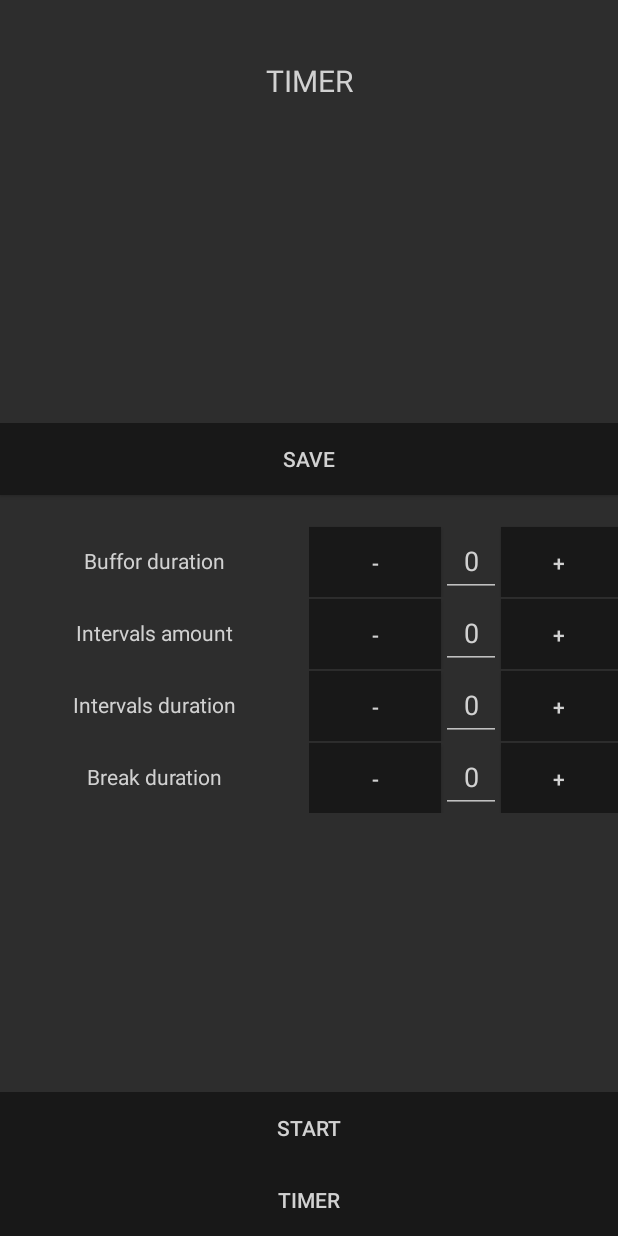
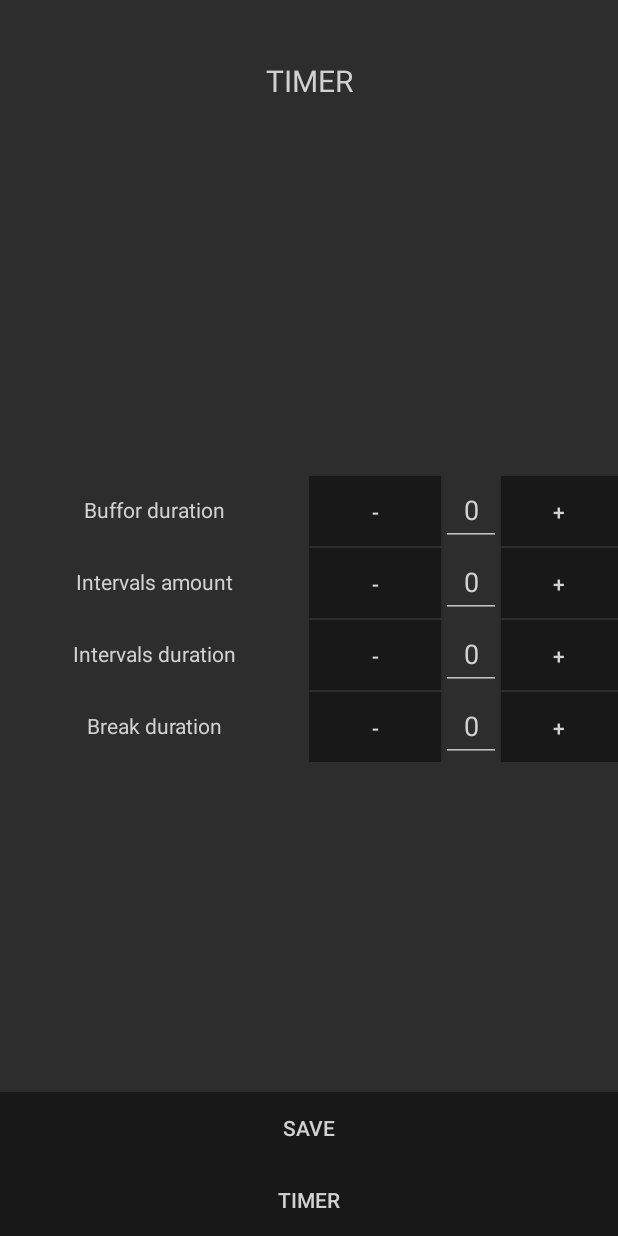
Before and after one commit to tpokora/boxingintervals, an Android app: the screen it shows after launch (MainActivity), after a tap on "SETTINGS", on a phone screen of 412 x 824 dp. Run offline under Robolectric (Android 15) with nearby library versions, the phone set to English and light mode, and no system bars.

Commit message:
Remove Save button and move saving functionality to timer button

```diff
--- a/app/src/main/java/projects/tpokora/com/boxingintervals/MainActivity.java
+++ b/app/src/main/java/projects/tpokora/com/boxingintervals/MainActivity.java
@@ -3,11 +3,7 @@ package projects.tpokora.com.boxingintervals;
 import android.support.v4.app.FragmentTransaction;
 import android.support.v7.app.AppCompatActivity;
 import android.os.Bundle;
-import android.view.View;
-import android.widget.Button;
 
-import projects.tpokora.com.boxingintervals.fragments.AbstractFragment;
-import projects.tpokora.com.boxingintervals.fragments.SettingsFragment;
 import projects.tpokora.com.boxingintervals.fragments.TimerFragment;
 
 public class MainActivity extends AppCompatActivity {
@@ -16,17 +12,10 @@ public class MainActivity extends AppCompatActivity {
 
     private TimerFragment timerFragment;
 
-    private Button startButton;
-    private Button settingsButton;
-
-    private int state;
-
     @Override
     protected void onCreate(Bundle savedInstanceState) {
         super.onCreate(savedInstanceState);
         setContentView(R.layout.activity_main);
-
-        initUIElements();
 
         if (findViewById(R.id.fragment_container) != null) {
             if (savedInstanceState != null) {
@@ -37,44 +26,9 @@ public class MainActivity extends AppCompatActivity {
         }
     }
 
-    private void initUIElements() {
-        startButton = (Button) findViewById(R.id.start_button);
-        startButton.setOnClickListener(new View.OnClickListener() {
-            @Override
-            public void onClick(View view) {
-                startTimer();
-            }
-        });
-
-        settingsButton = (Button) findViewById(R.id.settings_button);
-        settingsButton.setOnClickListener(new View.OnClickListener() {
-            @Override
-            public void onClick(View view) {
-                fragmentTransaction = getSupportFragmentManager().beginTransaction();
-
-                if (settingsButton.getText().equals(getResources().getString(R.string.settings_button_string))) {
-                    changeFragment(new SettingsFragment());
-                } else {
-                    changeFragment(new TimerFragment());
-                    settingsButton.setText(getResources().getString(R.string.settings_button_string));
-                }
-            }
-        });
-    }
-
     private void setupFragment() {
         fragmentTransaction = getSupportFragmentManager().beginTransaction();
         timerFragment = new TimerFragment();
-        state = 0;
         fragmentTransaction.add(R.id.fragment_container, timerFragment).commit();
     }
-
-    private void startTimer() {
-
-    }
-
-    private void changeFragment(AbstractFragment newFragment) {
-        fragmentTransaction = getSupportFragmentManager().beginTransaction();
-        fragmentTransaction.replace(R.id.fragment_container, newFragment).addToBackStack(null).commit();
-    }
 }
--- a/app/src/main/java/projects/tpokora/com/boxingintervals/fragments/AbstractFragment.java
+++ b/app/src/main/java/projects/tpokora/com/boxingintervals/fragments/AbstractFragment.java
@@ -15,7 +15,8 @@ import projects.tpokora.com.boxingintervals.R;
 public abstract class AbstractFragment extends Fragment {
 
     private TextView activityTitleTextView;
-    private Button settingsButton;
+    protected Button settingsButton;
+    protected Button timmerButton;
 
     protected PropertyReader propertyReader;
 
@@ -31,8 +32,17 @@ public abstract class AbstractFragment extends Fragment {
         activityTitleTextView.setText(activityTitle);
     }
 
-    protected void setSettingsButtonString(String buttonString) {
+    protected void setSettingsButtonString(String settingsButtonString) {
         settingsButton = (Button) this.getActivity().findViewById(R.id.settings_button);
-        settingsButton.setText(buttonString);
+        settingsButton.setText(settingsButtonString);
+    }
+
+    protected void setTimerButtonString(String timerButtonString) {
+        timmerButton = (Button) this.getActivity().findViewById(R.id.start_button);
+        timmerButton.setText(timerButtonString);
+    }
+
+    protected void changeFragment(AbstractFragment newFragment) {
+        getActivity().getSupportFragmentManager().beginTransaction().replace(R.id.fragment_container, newFragment).commit();
     }
 }
--- a/app/src/main/java/projects/tpokora/com/boxingintervals/fragments/SettingsFragment.java
+++ b/app/src/main/java/projects/tpokora/com/boxingintervals/fragments/SettingsFragment.java
@@ -34,12 +34,10 @@ public class SettingsFragment extends AbstractFragment {
     private Button breakDurationDecreaseButton;
     private Button breakDurationIncreaseButton;
 
-    private Button saveSettingsButton;
-    private Button settingsButton;
-
     @Override
     public View onCreateView(LayoutInflater layoutInflater, ViewGroup container, Bundle saveInstanceState) {
         setActivityTitle(getResources().getString(R.string.settings_fragment_header_string));
+        setTimerButtonString(getResources().getString(R.string.save_button_string));
         setSettingsButtonString(getResources().getString(R.string.settings_button_timer_string));
 
         return layoutInflater.inflate(R.layout.fragment_settings, container, false);
@@ -146,18 +144,25 @@ public class SettingsFragment extends AbstractFragment {
             }
         });
 
-        saveSettingsButton = (Button) getActivity().findViewById(R.id.save_settings);
-        saveSettingsButton.setOnClickListener(new View.OnClickListener() {
+        timmerButton = (Button) getActivity().findViewById(R.id.start_button);
+        timmerButton.setOnClickListener(new View.OnClickListener() {
             @Override
             public void onClick(View v) {
                 getEditTextValues();
                 propertyReader.saveProperties(thisFragment, timerProperties);
-                getActivity().getSupportFragmentManager().popBackStack();
-                settingsButton.setText(R.string.settings_button_string);
+                changeFragment(new TimerFragment());
             }
         });
 
         settingsButton = (Button) getActivity().findViewById(R.id.settings_button);
+        settingsButton.setOnClickListener(new View.OnClickListener() {
+            @Override
+            public void onClick(View v) {
+                getEditTextValues();
+                propertyReader.saveProperties(thisFragment, timerProperties);
+                changeFragment(new TimerFragment());
+            }
+        });
     }
 
     private void changeAmount(String action, String property) {
--- a/app/src/main/java/projects/tpokora/com/boxingintervals/fragments/TimerFragment.java
+++ b/app/src/main/java/projects/tpokora/com/boxingintervals/fragments/TimerFragment.java
@@ -29,7 +29,6 @@ public class TimerFragment extends AbstractFragment {
     private TextView intervalTimerTextView;
     private TextView breakTimerTextView;
 
-    private Button startTimerButton;
     private int startTimerStatus = 0;
 
     private Timer timer;
@@ -42,6 +41,9 @@ public class TimerFragment extends AbstractFragment {
 
     @Override
     public View onCreateView(LayoutInflater layoutInflater, ViewGroup container, Bundle saveInstanceState) {
+        setTimerButtonString(getResources().getString(R.string.start_button_string));
+        setSettingsButtonString(getResources().getString(R.string.settings_button_string));
+
         return layoutInflater.inflate(R.layout.fragment_timer, container, false);
     }
 
@@ -167,7 +169,7 @@ public class TimerFragment extends AbstractFragment {
                 if (!buffor && !interval && !rest) {
                     Log.d(DEBUG_TAG, "Stopping timer");
                     timerHandler.removeMessages(0);
-                    startTimerButton.setText(getResources().getString(R.string.start_button_string));
+                    timmerButton.setText(getResources().getString(R.string.start_button_string));
                     playRingBellSound();
                 }
             }
@@ -191,8 +193,8 @@ public class TimerFragment extends AbstractFragment {
 
         };
 
-        startTimerButton = (Button) getActivity().findViewById(R.id.start_button);
-        startTimerButton.setOnClickListener(new View.OnClickListener() {
+        timmerButton = (Button) getActivity().findViewById(R.id.start_button);
+        timmerButton.setOnClickListener(new View.OnClickListener() {
             @Override
             public void onClick(View v) {
                 if (startTimerStatus == 0) {
@@ -200,17 +202,25 @@ public class TimerFragment extends AbstractFragment {
                     startTime = SystemClock.uptimeMillis();
                     timerHandler.postDelayed(timerRunnable, 0);
                     Log.d(DEBUG_TAG, "Start timer");
-                    startTimerButton.setText(getResources().getString(R.string.start_button_stop_string));
+                    timmerButton.setText(getResources().getString(R.string.start_button_stop_string));
                     startTimerStatus = 1;
                     initTimerUI();
                 } else {
                     setTimer();
                     timerHandler.removeMessages(0);
-                    startTimerButton.setText(getResources().getString(R.string.start_button_string));
+                    timmerButton.setText(getResources().getString(R.string.start_button_string));
                     startTimerStatus = 0;
                     initTimerUI();
                 }
 
+            }
+        });
+
+        settingsButton = (Button) getActivity().findViewById(R.id.settings_button);
+        settingsButton.setOnClickListener(new View.OnClickListener() {
+            @Override
+            public void onClick(View v) {
+                changeFragment(new SettingsFragment());
             }
         });
     }
--- a/app/src/main/res/layout/fragment_settings.xml
+++ b/app/src/main/res/layout/fragment_settings.xml
@@ -10,15 +10,6 @@
         android:layout_width="match_parent"
         android:layout_height="wrap_content"
         android:orientation="vertical">
-
-        <Button
-            android:id="@+id/save_settings"
-            android:layout_width="match_parent"
-            android:layout_height="wrap_content"
-            android:text="SAVE"
-            android:layout_marginBottom="@dimen/setting_fragment_save_button_margin"
-            android:textColor="@color/activity_text_color"
-            android:background="@color/button_color"/>
 
         <LinearLayout
             android:layout_width="match_parent"
--- a/app/src/main/res/values/strings.xml
+++ b/app/src/main/res/values/strings.xml
@@ -12,7 +12,7 @@
 
     <!-- Settings fragment strings -->
     <string name="settings_fragment_header_string">SETTINGS</string>
-    <string name="settings_save_button_string">SAVE</string>
+    <string name="save_button_string">SAVE</string>
     <string name="settings_buffor_duration_string">Buffor duration</string>
     <string name="settings_intervals_string">Intervals amount</string>
     <string name="settings_intervals_duration_string">Intervals duration</string>
```
